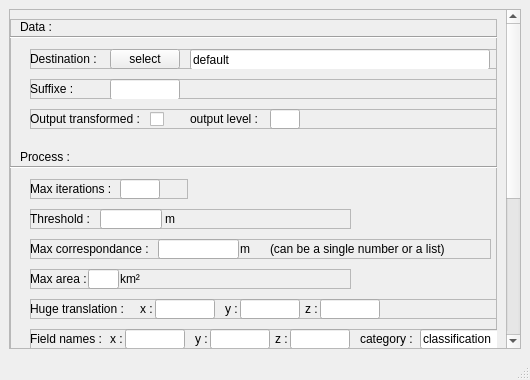
The window that src/gui/advanced_options.ui (destoswa/pointcloud_movement_tracker) describes before a commit, drawn with Qt 5.
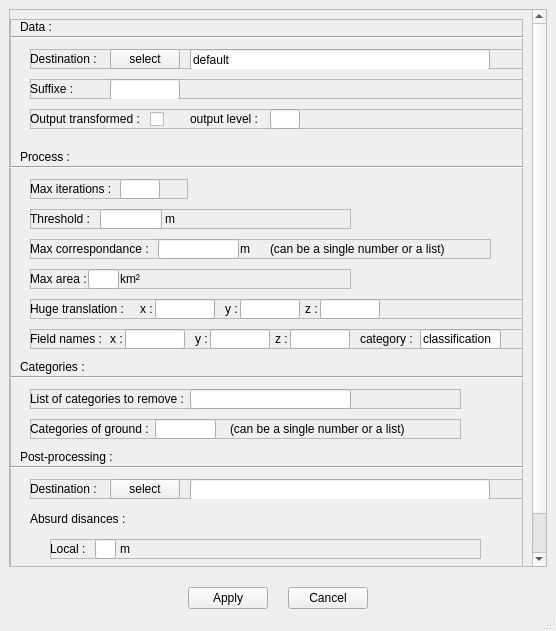
The same window after the commit.

Patch:
```diff
--- a/src/gui/advanced_options.ui
+++ b/src/gui/advanced_options.ui
@@ -6,16 +6,34 @@
    <rect>
     <x>0</x>
     <y>0</y>
-    <width>530</width>
-    <height>380</height>
+    <width>556</width>
+    <height>631</height>
    </rect>
   </property>
+  <property name="sizePolicy">
+   <sizepolicy hsizetype="Preferred" vsizetype="Preferred">
+    <horstretch>0</horstretch>
+    <verstretch>0</verstretch>
+   </sizepolicy>
+  </property>
   <property name="windowTitle">
    <string>MainWindow</string>
   </property>
   <widget class="QWidget" name="centralwidget">
-   <layout class="QGridLayout" name="gridLayout">
-    <item row="0" column="0">
+   <property name="sizePolicy">
+    <sizepolicy hsizetype="Expanding" vsizetype="Expanding">
+     <horstretch>0</horstretch>
+     <verstretch>0</verstretch>
+    </sizepolicy>
+   </property>
+   <layout class="QVBoxLayout" name="verticalLayout_3" stretch="1,0">
+    <property name="spacing">
+     <number>20</number>
+    </property>
+    <property name="bottomMargin">
+     <number>0</number>
+    </property>
+    <item>
      <widget class="QScrollArea" name="scrollArea">
       <property name="widgetResizable">
        <bool>true</bool>
@@ -24,8 +42,8 @@
        <property name="geometry">
         <rect>
          <x>0</x>
-         <y>-103</y>
-         <width>493</width>
+         <y>0</y>
+         <width>519</width>
          <height>600</height>
         </rect>
        </property>
@@ -1057,6 +1075,69 @@
       </widget>
      </widget>
     </item>
+    <item>
+     <layout class="QHBoxLayout" name="buttonsArea">
+      <property name="spacing">
+       <number>0</number>
+      </property>
+      <item>
+       <spacer name="horizontalSpacer">
+        <property name="orientation">
+         <enum>Qt::Horizontal</enum>
+        </property>
+        <property name="sizeHint" stdset="0">
+         <size>
+          <width>40</width>
+          <height>20</height>
+         </size>
+        </property>
+       </spacer>
+      </item>
+      <item>
+       <widget class="QPushButton" name="btn_apply">
+        <property name="text">
+         <string>Apply</string>
+        </property>
+       </widget>
+      </item>
+      <item>
+       <spacer name="horizontalSpacer_3">
+        <property name="orientation">
+         <enum>Qt::Horizontal</enum>
+        </property>
+        <property name="sizeType">
+         <enum>QSizePolicy::Fixed</enum>
+        </property>
+        <property name="sizeHint" stdset="0">
+         <size>
+          <width>20</width>
+          <height>20</height>
+         </size>
+        </property>
+       </spacer>
+      </item>
+      <item>
+       <widget class="QPushButton" name="btn_cancel">
+        <property name="text">
+         <string>Cancel</string>
+        </property>
+       </widget>
+      </item>
+      <item>
+       <spacer name="horizontalSpacer_4">
+        <property name="orientation">
+         <enum>Qt::Horizontal</enum>
+        </property>
+        <property name="sizeHint" stdset="0">
+         <size>
+          <width>40</width>
+          <height>20</height>
+         </size>
+        </property>
+       </spacer>
+      </item>
+     </layout>
+    </item>
    </layout>
   </widget>
   <widget class="QMenuBar" name="menubar">
```
Left out of the diff: 2 changed lines with no effect on the pictures.
